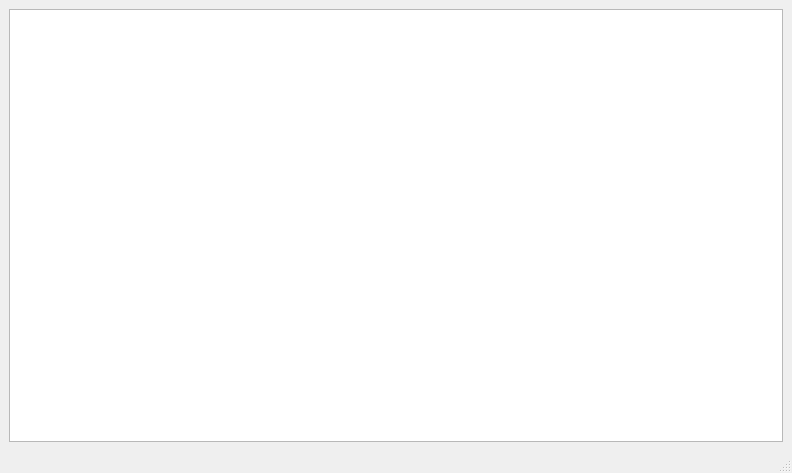
Above: SpriteSheetGenerator/src/SSGeneratorUI.ui from VgTajdd/ss_generator before the change. Below: the same form after it.
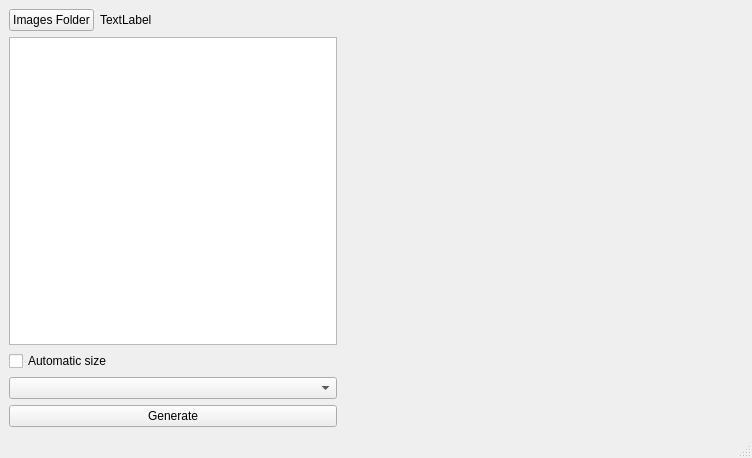
That is the form after the change.

Commit message:
Add controls to SSGeneratorUI
[WIP] Implement methods for new controls in SSGeneratorUI

What changed in the file:
```diff
--- a/SpriteSheetGenerator/src/SSGeneratorUI.ui
+++ b/SpriteSheetGenerator/src/SSGeneratorUI.ui
@@ -6,17 +6,83 @@
    <rect>
     <x>0</x>
     <y>0</y>
-    <width>792</width>
-    <height>473</height>
+    <width>752</width>
+    <height>458</height>
    </rect>
   </property>
   <property name="windowTitle">
    <string>SSGeneratorUI</string>
   </property>
   <widget class="QWidget" name="centralwidget">
-   <layout class="QHBoxLayout" name="horizontalLayout">
+   <layout class="QVBoxLayout" name="verticalLayout_2">
     <item>
-     <widget class="QListWidget" name="listWidget"/>
+     <layout class="QHBoxLayout" name="horizontalLayout_2">
+      <item>
+       <layout class="QVBoxLayout" name="verticalLayout">
+        <item>
+         <layout class="QHBoxLayout" name="horizontalLayout">
+          <item>
+           <widget class="QPushButton" name="folderButton">
+            <property name="text">
+             <string>Images Folder</string>
+            </property>
+           </widget>
+          </item>
+          <item>
+           <widget class="QLabel" name="folderLabel">
+            <property name="text">
+             <string>TextLabel</string>
+            </property>
+           </widget>
+          </item>
+          <item>
+           <spacer name="horizontalSpacer">
+            <property name="orientation">
+             <enum>Qt::Horizontal</enum>
+            </property>
+            <property name="sizeHint" stdset="0">
+             <size>
+              <width>40</width>
+              <height>20</height>
+             </size>
+            </property>
+           </spacer>
+          </item>
+         </layout>
+        </item>
+        <item>
+         <widget class="QListWidget" name="listWidget"/>
+        </item>
+        <item>
+         <widget class="QCheckBox" name="checkBox">
+          <property name="text">
+           <string>Automatic size</string>
+          </property>
+         </widget>
+        </item>
+        <item>
+         <widget class="QComboBox" name="comboBox"/>
+        </item>
+        <item>
+         <widget class="QPushButton" name="generateButton">
+          <property name="text">
+           <string>Generate</string>
+          </property>
+         </widget>
+        </item>
+       </layout>
+      </item>
+      <item>
+       <widget class="QWidget" name="widget" native="true">
+        <property name="minimumSize">
+         <size>
+          <width>400</width>
+          <height>0</height>
+         </size>
+        </property>
+       </widget>
+      </item>
+     </layout>
     </item>
    </layout>
   </widget>
```
Left out of the diff: 2 changed lines with no effect on the pictures. The commit also changes 4 other files.
